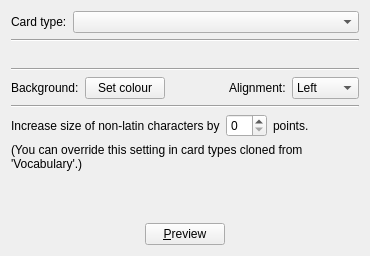
First picture: the form in mnemosyne/mnemosyne/pyqt_ui/configuration_wdgt_card_appearance.ui, repository mnemosyne-proj/mnemosyne, before the edit.
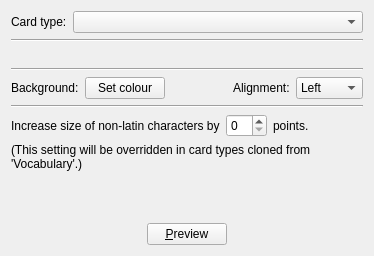
Second picture: the form after the edit.

Diff of the .ui file:
```diff
--- a/mnemosyne/mnemosyne/pyqt_ui/configuration_wdgt_card_appearance.ui
+++ b/mnemosyne/mnemosyne/pyqt_ui/configuration_wdgt_card_appearance.ui
@@ -6,7 +6,7 @@
    <rect>
     <x>0</x>
     <y>0</y>
-    <width>370</width>
+    <width>374</width>
     <height>256</height>
    </rect>
   </property>
@@ -200,7 +200,7 @@
      <item>
       <widget class="QLabel" name="label_non_latin_3">
        <property name="text">
-        <string>(You can override this setting in card types cloned from 'Vocabulary'.)</string>
+        <string>(This setting will be overridden in card types cloned from 'Vocabulary'.)</string>
        </property>
        <property name="wordWrap">
         <bool>true</bool>
```
